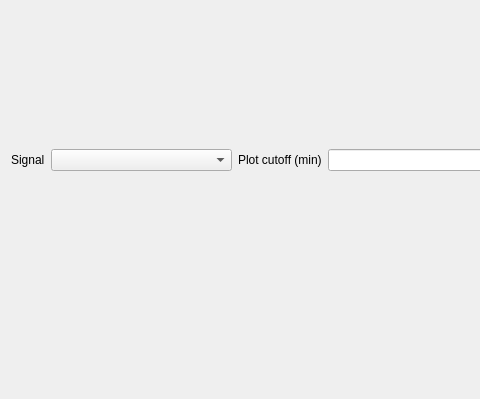
Above: src/ui/pmngmainwindow.ui from echmet/PeakMasterNG before the change; both pictures show x 0 to 480 and y 93 to 492 of the 1148 by 492 pixel window. Below: the same form after it.
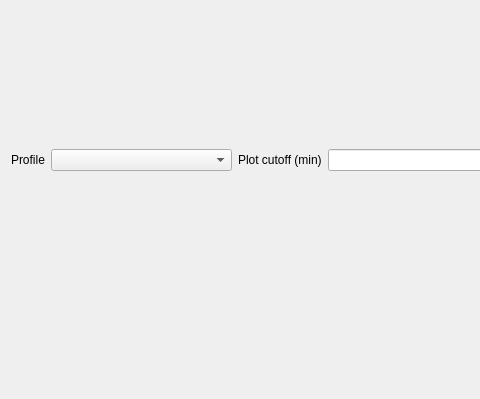
That is the form after the change. Custom widgets are drawn as their Qt base class.

Commit message: Label output selection combo box as "Profile" instead of "Signal"

```diff
--- a/src/ui/pmngmainwindow.ui
+++ b/src/ui/pmngmainwindow.ui
@@ -27,7 +27,7 @@
           <item>
            <widget class="QLabel" name="ql_signal">
             <property name="text">
-             <string>Signal</string>
+             <string>Profile</string>
             </property>
            </widget>
           </item>
```
Left out of the diff: 2 changed lines with no effect on the pictures.
